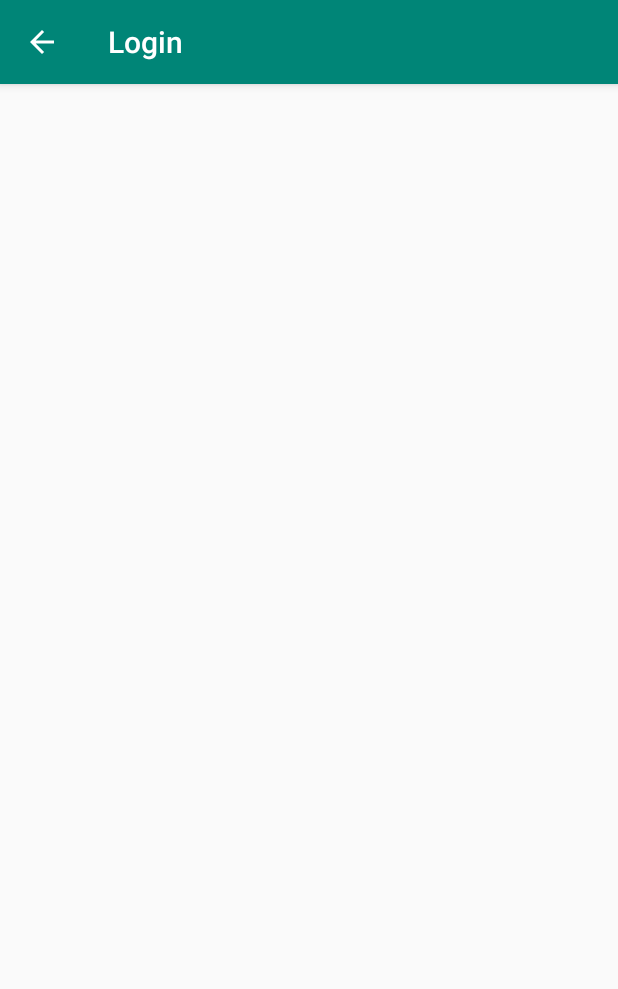
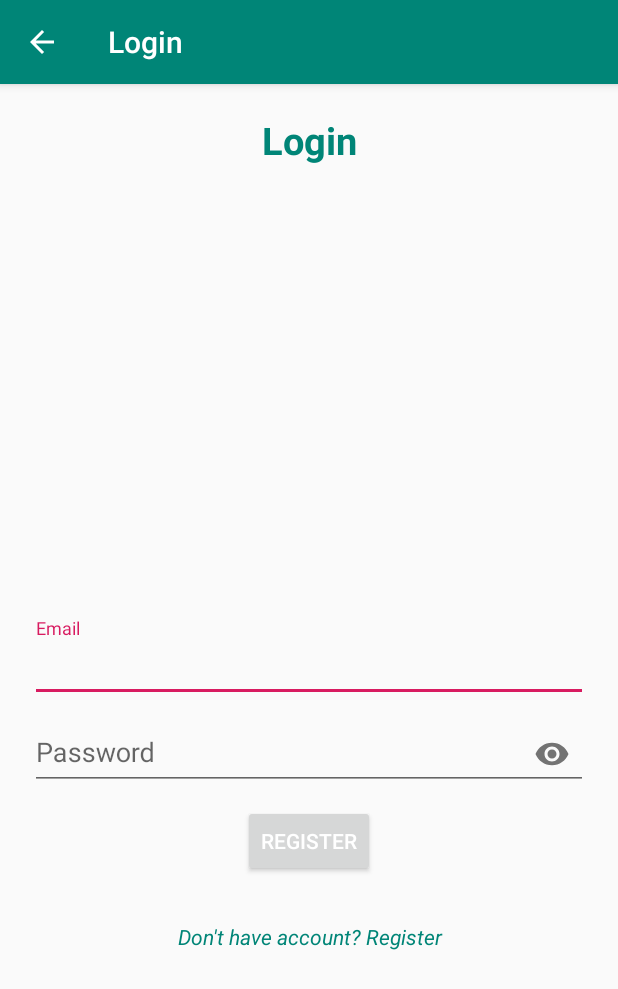
Before and after one commit to Alimustoofaa/Kloset-social-media-app, an Android app: the LoginActivity screen opened directly, with no data from a screen before it, on a phone screen of 412 x 824 dp. Shown: the top 989 px of the screen. Run offline under Robolectric (Android 15) with nearby library versions, the phone set to English and light mode, and no system bars.

Commit message:
handle dont't have account

```diff
--- a/app/src/main/java/com/alimustofa/kloset/LoginActivity.java
+++ b/app/src/main/java/com/alimustofa/kloset/LoginActivity.java
@@ -3,9 +3,14 @@ package com.alimustofa.kloset;
 import androidx.appcompat.app.ActionBar;
 import androidx.appcompat.app.AppCompatActivity;
 
+import android.content.Intent;
 import android.os.Bundle;
+import android.view.View;
+import android.widget.TextView;
 
 public class LoginActivity extends AppCompatActivity {
+
+    TextView mdontthave_accountTV;
 
     @Override
     protected void onCreate(Bundle savedInstanceState) {
@@ -19,11 +24,26 @@ public class LoginActivity extends AppCompatActivity {
         //enable button
         actionBar.setDisplayHomeAsUpEnabled(true);
         actionBar.setDisplayShowHomeEnabled(true);
+
+        mdontthave_accountTV = findViewById(R.id.dontthave_accountTV);
+
+        //handle donthave account
+        mdontthave_accountTV.setOnClickListener(new View.OnClickListener() {
+            @Override
+            public void onClick(View v) {
+                startActivity(new Intent(LoginActivity.this, RegisterActivity.class));
+            }
+        });
+
     }
+
+
 
     @Override
     public boolean onSupportNavigateUp(){
         onBackPressed();//go previous activity
         return super.onSupportNavigateUp();
     }
+
+
 }
--- a/app/src/main/res/layout/activity_login.xml
+++ b/app/src/main/res/layout/activity_login.xml
@@ -1,9 +1,77 @@
 <?xml version="1.0" encoding="utf-8"?>
-<androidx.constraintlayout.widget.ConstraintLayout xmlns:android="http://schemas.android.com/apk/res/android"
+<RelativeLayout xmlns:android="http://schemas.android.com/apk/res/android"
     xmlns:app="http://schemas.android.com/apk/res-auto"
     xmlns:tools="http://schemas.android.com/tools"
     android:layout_width="match_parent"
     android:layout_height="match_parent"
-    tools:context=".LoginActivity">
+    tools:context=".LoginActivity"
+    android:padding="20dp">
 
-</androidx.constraintlayout.widget.ConstraintLayout>
+    <androidx.appcompat.widget.AppCompatTextView
+        android:layout_width="match_parent"
+        android:layout_height="wrap_content"
+        android:text="Login"
+        android:textStyle="bold"
+        android:textColor="@color/colorPrimary"
+        android:textSize="25dp"
+        android:textAlignment="center"/>
+
+    //input email
+    <com.google.android.material.textfield.TextInputLayout
+        android:id="@+id/emailTIL"
+        android:layout_width="match_parent"
+        android:layout_height="wrap_content"
+        android:layout_centerHorizontal="true"
+        android:layout_centerVertical="true">
+
+        <EditText
+            android:id="@+id/emailEt"
+            android:inputType="textEmailAddress"
+            android:hint="Email"
+            android:layout_width="match_parent"
+            android:layout_height="wrap_content"/>
+
+    </com.google.android.material.textfield.TextInputLayout>
+
+
+    //input password
+    <com.google.android.material.textfield.TextInputLayout
+        android:id="@+id/passwordTIL"
+        android:layout_width="match_parent"
+        android:layout_height="wrap_content"
+        android:layout_centerHorizontal="true"
+        android:layout_centerVertical="true"
+        android:layout_below="@id/emailTIL"
+        app:passwordToggleEnabled="true">
+
+        <EditText
+            android:id="@+id/passwordEt"
+            android:inputType="textPassword"
+            android:hint="Password"
+            android:layout_width="match_parent"
+            android:layout_height="wrap_content"/>
+
+    </com.google.android.material.textfield.TextInputLayout>
+    //button
+    <Button
+        android:id="@+id/registerBtn"
+        android:text="Register"
+        style="@style/TextAppearance.AppCompat.Widget.Button.Colored"
+        android:layout_centerHorizontal="true"
+        android:layout_marginTop="10dp"
+        android:layout_width="wrap_content"
+        android:layout_height="wrap_content"
+        android:layout_below="@id/passwordTIL"/>
+
+    <TextView
+        android:id="@+id/dontthave_accountTV"
+        android:text="Don't have account? Register"
+        android:layout_below="@+id/registerBtn"
+        android:layout_marginTop="30dp"
+        android:textAlignment="center"
+        android:textStyle="italic"
+        android:textColor="@color/colorPrimary"
+        android:layout_width="match_parent"
+        android:layout_height="wrap_content"/>
+
+</RelativeLayout>
```
